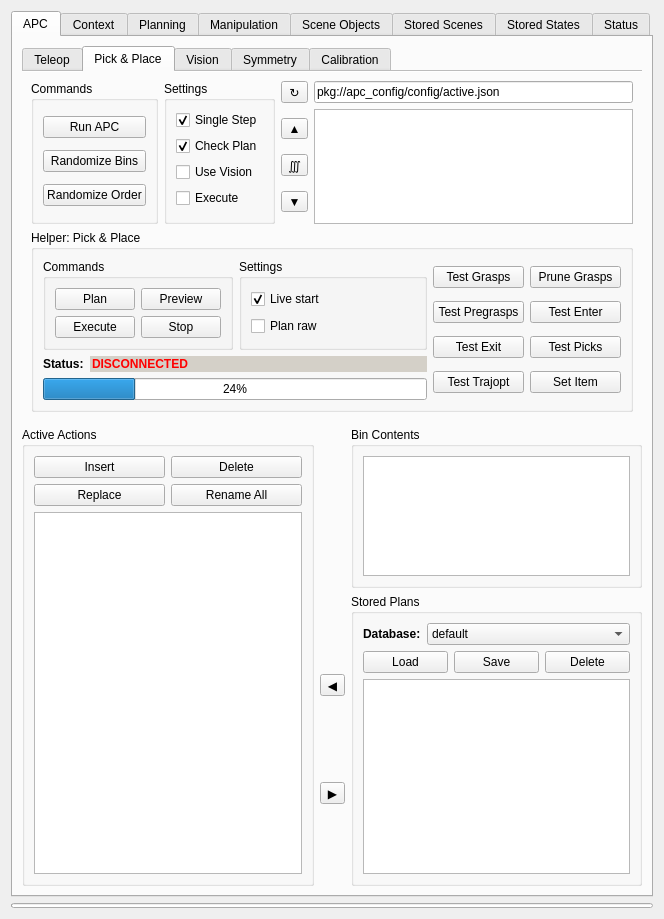
Before: the Qt Designer form visualization/motion_planning_rviz_plugin/src/ui/motion_planning_rviz_plugin_frame.ui in ehuang3/moveit_ros, drawn with Qt 5.
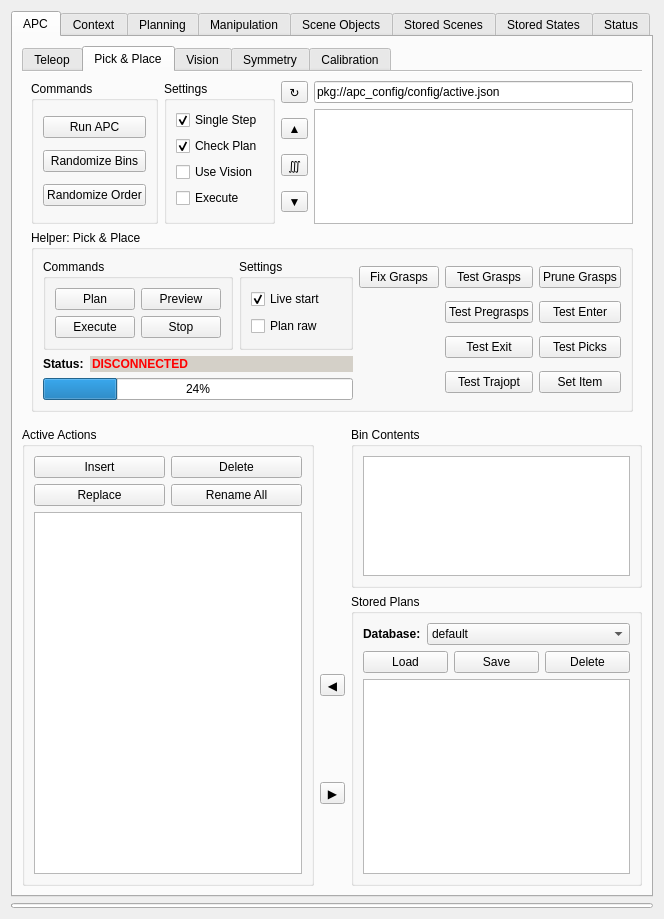
After: the same form once the commit is applied.

Commit message: grasp: Fixing grasps

The edit to the form file:
```diff
--- a/visualization/motion_planning_rviz_plugin/src/ui/motion_planning_rviz_plugin_frame.ui
+++ b/visualization/motion_planning_rviz_plugin/src/ui/motion_planning_rviz_plugin_frame.ui
@@ -1423,7 +1423,7 @@
                   </item>
                   <item row="1" column="2" rowspan="2">
                    <layout class="QGridLayout" name="gridLayout_42">
-                    <item row="2" column="1">
+                    <item row="2" column="2">
                      <widget class="QPushButton" name="test_plan_button">
                       <property name="sizePolicy">
                        <sizepolicy hsizetype="Preferred" vsizetype="Fixed">
@@ -1436,14 +1436,14 @@
                       </property>
                      </widget>
                     </item>
-                    <item row="3" column="0">
+                    <item row="3" column="1">
                      <widget class="QPushButton" name="test_trajopt_button">
                       <property name="text">
                        <string>Test Trajopt</string>
                       </property>
                      </widget>
                     </item>
-                    <item row="0" column="0">
+                    <item row="0" column="1">
                      <widget class="QPushButton" name="test_grasps_button">
                       <property name="sizePolicy">
                        <sizepolicy hsizetype="Preferred" vsizetype="Fixed">
@@ -1456,28 +1456,28 @@
                       </property>
                      </widget>
                     </item>
-                    <item row="3" column="1">
+                    <item row="3" column="2">
                      <widget class="QPushButton" name="set_item_button">
                       <property name="text">
                        <string>Set Item</string>
                       </property>
                      </widget>
                     </item>
-                    <item row="0" column="1">
+                    <item row="0" column="2">
                      <widget class="QPushButton" name="test_collisions_button">
                       <property name="text">
                        <string>Prune Grasps</string>
                       </property>
                      </widget>
                     </item>
-                    <item row="2" column="0">
+                    <item row="2" column="1">
                      <widget class="QPushButton" name="test_exit_button">
                       <property name="text">
                        <string>Test Exit</string>
                       </property>
                      </widget>
                     </item>
-                    <item row="1" column="0">
+                    <item row="1" column="1">
                      <widget class="QPushButton" name="test_pregrasps_button">
                       <property name="sizePolicy">
                        <sizepolicy hsizetype="Preferred" vsizetype="Fixed">
@@ -1490,13 +1490,20 @@
                       </property>
                      </widget>
                     </item>
-                    <item row="1" column="1">
+                    <item row="1" column="2">
                      <widget class="QPushButton" name="test_enter_button">
                       <property name="text">
                        <string>Test Enter</string>
                       </property>
                      </widget>
                     </item>
+                    <item row="0" column="0">
+                     <widget class="QPushButton" name="fix_grasps_button">
+                      <property name="text">
+                       <string>Fix Grasps</string>
+                      </property>
+                     </widget>
+                    </item>
                    </layout>
                   </item>
                  </layout>
```
Left out of the diff: 4 changed lines with no effect on the pictures. The commit also changes 6 other files.
